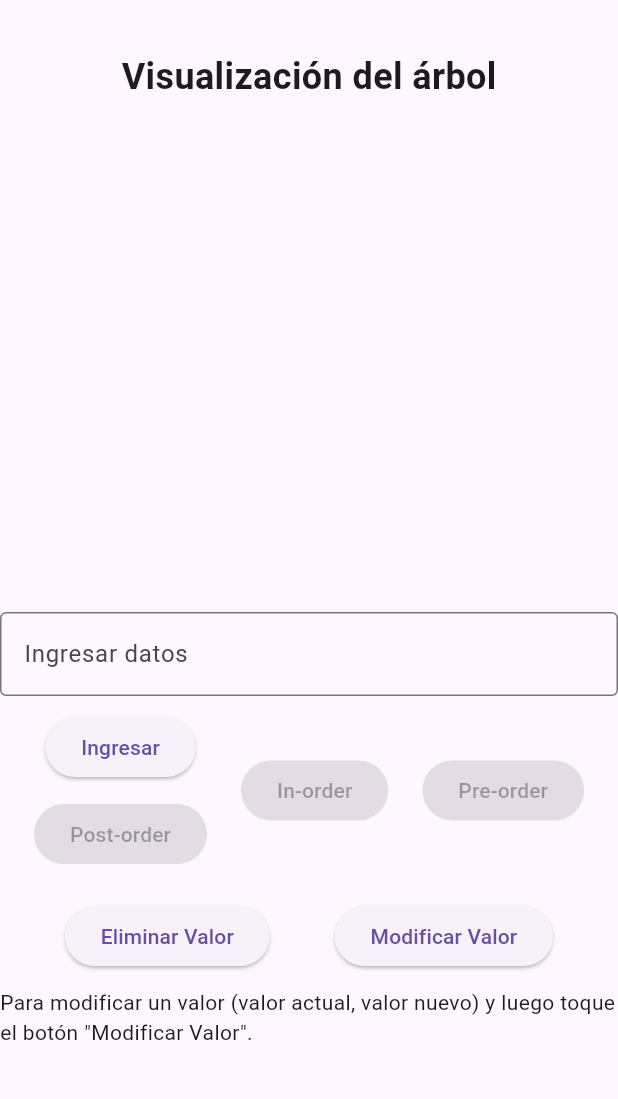
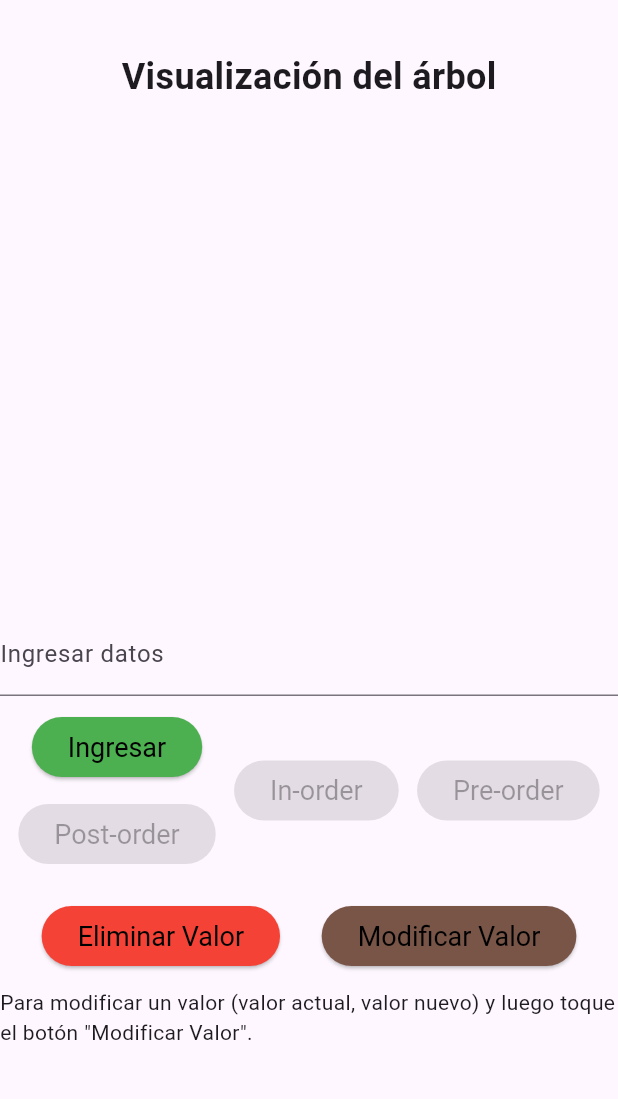
Before and after one commit to peluza43/arbol_avl, a Flutter app: the screen it shows after launch, on a phone screen of 412 x 824 dp, the part 63-1162 px from its top. Run offline on Flutter 3.47's test engine with Material 3 defaults, Android fonts, the phone set to English and light mode, and no system bars.

Commit message:
actualizacion  de colores a los botones

```diff
--- a/lib/main.dart
+++ b/lib/main.dart
@@ -62,7 +62,7 @@ class _AVLTreeScreenState extends State<AVLTreeScreen> {
               controller: _controller,
               decoration: InputDecoration(
                 labelText: 'Ingresar datos',
-                border: OutlineInputBorder(),
+
               ),
               onChanged: (value) {
                 setState(() {
@@ -77,23 +77,43 @@ class _AVLTreeScreenState extends State<AVLTreeScreen> {
                 Column(
                   children: [
                     ElevatedButton(
-                      onPressed: _buildAVLTree,
-                      child: Text('Ingresar'),
+                        onPressed: _buildAVLTree,
+                        child: Text('Ingresar'),
+                        style: ElevatedButton.styleFrom(
+                          primary: Colors.green,// color del fondo
+                          onPrimary:Colors.black,// color del texto
+                          textStyle: TextStyle(fontSize: 18),//tamaño del texto
+                        )
                     ),
                     SizedBox(height: 10.0),
                     ElevatedButton(
                       onPressed: _root != null ? () => _updateTreeTraversal(_root!.postOrderTraversal) : null,
                       child: Text('Post-order'),
+                      style: ElevatedButton.styleFrom(
+                          primary: Colors.orange,//color del fondo
+                          onPrimary: Colors.black, //color del texto
+                          textStyle: TextStyle(fontSize: 18) //tamaño del texto
+                      ),
                     ),
                   ],
                 ),
                 ElevatedButton(
                   onPressed: _root != null ? () => _updateTreeTraversal(_root!.inOrderTraversal) : null,
                   child: Text('In-order'),
+                  style: ElevatedButton.styleFrom(
+                      primary: Colors.orange,//color del fondo
+                      onPrimary: Colors.black, //color del texto
+                      textStyle: TextStyle(fontSize: 18) //tamaño del texto
+                  ),
                 ),
                 ElevatedButton(
                   onPressed: _root != null ? () => _updateTreeTraversal(_root!.preOrderTraversal) : null,
                   child: Text('Pre-order'),
+                  style: ElevatedButton.styleFrom(
+                      primary: Colors.orange,//color del fondo
+                      onPrimary: Colors.black, //color del texto
+                      textStyle: TextStyle(fontSize: 18) //tamaño del texto
+                  ),
                 ),
               ],
             ),
@@ -104,10 +124,20 @@ class _AVLTreeScreenState extends State<AVLTreeScreen> {
                 ElevatedButton(
                   onPressed: _deleteValue,
                   child: Text('Eliminar Valor'),
+                  style: ElevatedButton.styleFrom(
+                      primary: Colors.red,//color del fondo
+                      onPrimary: Colors.black, //color del texto
+                      textStyle: TextStyle(fontSize: 18) //tamaño del texto
+                  ),
                 ),
                 ElevatedButton(
                   onPressed: _modifyValue,
                   child: Text('Modificar Valor'),
+                  style: ElevatedButton.styleFrom(
+                      primary: Colors.brown,//color del fondo
+                      onPrimary: Colors.black, //color del texto
+                      textStyle: TextStyle(fontSize: 18) //tamaño del texto
+                  ),
                 ),
               ],
             ),
@@ -115,6 +145,7 @@ class _AVLTreeScreenState extends State<AVLTreeScreen> {
             Text(
               'Para modificar un valor (valor actual, valor nuevo) y luego toque el botón "Modificar Valor".',
               style: TextStyle(fontSize: 14.0),
+
             ),
             SizedBox(height: 20.0),
             if (_traversalResult != null) ...[
@@ -444,13 +475,13 @@ class TreePainter extends CustomPainter {
 
   void _drawNode(Canvas canvas, AVLNode node, double x, double y, double offsetX) {
     Paint paint = Paint()
-      ..color = Colors.black
+      ..color = Colors.deepPurpleAccent // cambiar color de los circulos y lineas
       ..strokeWidth = 2
       ..style = PaintingStyle.stroke;
 
     canvas.drawCircle(Offset(x, y), 20, paint);
     TextSpan span = TextSpan(
-      style: TextStyle(color: Colors.black, fontSize: 14),
+      style: TextStyle(color: Colors.black, fontSize: 16), //cambiar el color del texto
       text: node.value.toString(),
     );
     TextPainter tp = TextPainter(text: span, textAlign: TextAlign.center, textDirection: TextDirection.ltr);
```
